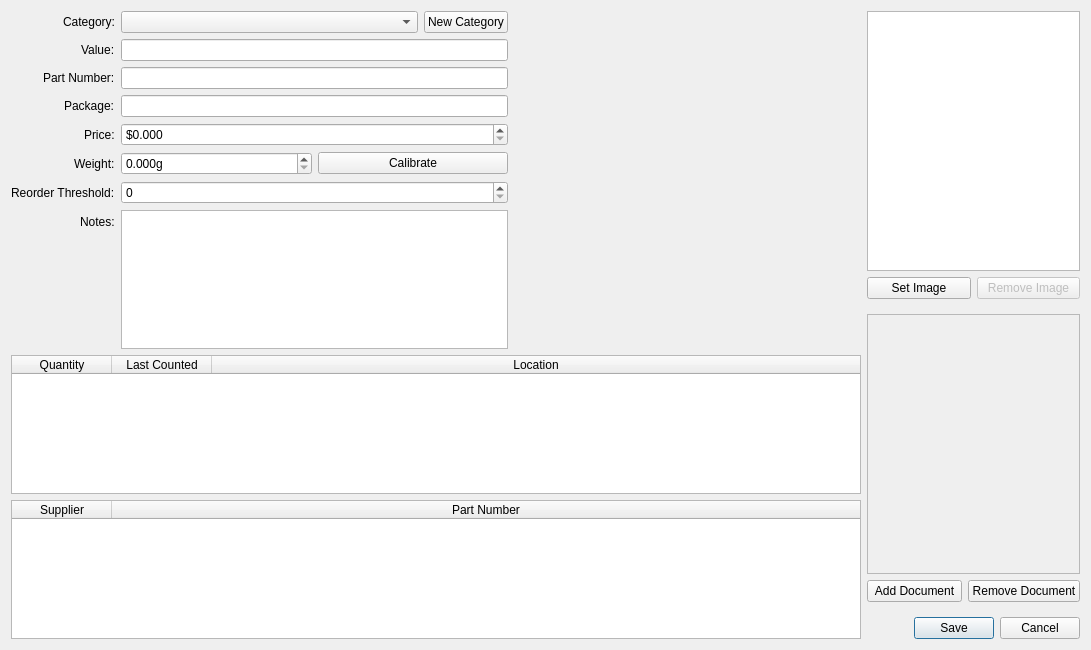
Old version of the form ui/dialog_part.ui in the repository jwjulien/inventory.
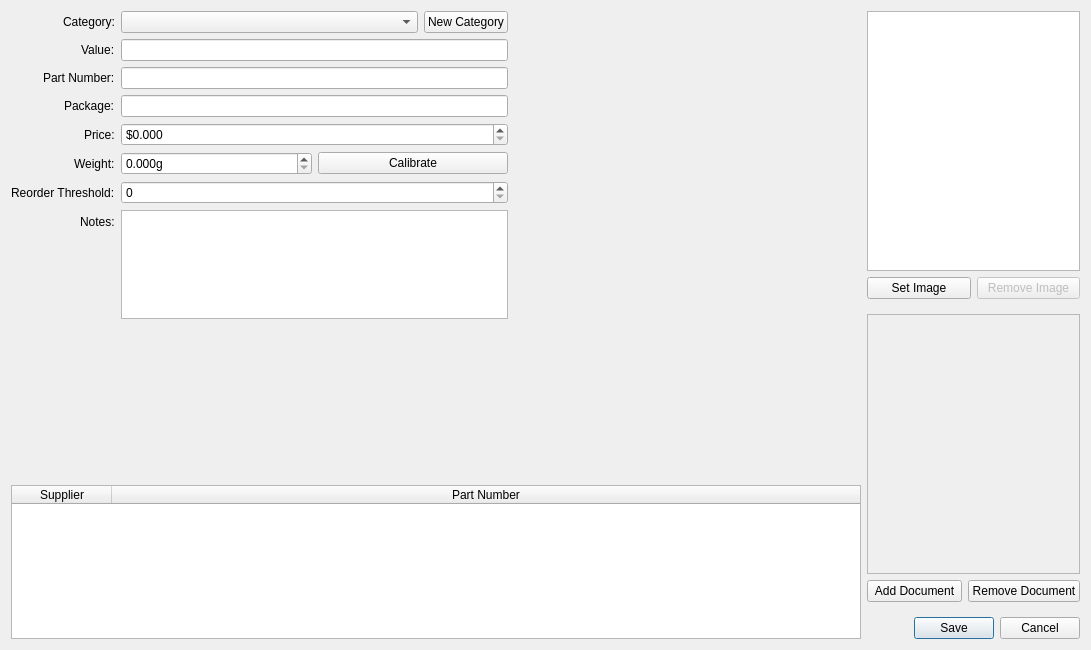
New version of the form. Custom widgets are drawn as their Qt base class.

Commit message: big update to allow location and parts to be mapped together

The edit to the form file:
```diff
--- a/ui/dialog_part.ui
+++ b/ui/dialog_part.ui
@@ -37,6 +37,12 @@
       </property>
       <item>
        <widget class="QWidget" name="top" native="true">
+        <property name="sizePolicy">
+         <sizepolicy hsizetype="Preferred" vsizetype="Preferred">
+          <horstretch>0</horstretch>
+          <verstretch>2</verstretch>
+         </sizepolicy>
+        </property>
         <layout class="QHBoxLayout" name="horizontalLayout_2">
          <property name="leftMargin">
           <number>0</number>
@@ -232,35 +238,23 @@
        </widget>
       </item>
       <item>
-       <widget class="QTableWidget" name="locations">
-        <property name="selectionBehavior">
-         <enum>QAbstractItemView::SelectRows</enum>
+       <widget class="LocationWidget" name="locations" native="true">
+        <property name="sizePolicy">
+         <sizepolicy hsizetype="Preferred" vsizetype="Preferred">
+          <horstretch>0</horstretch>
+          <verstretch>1</verstretch>
+         </sizepolicy>
         </property>
-        <attribute name="horizontalHeaderStretchLastSection">
-         <bool>true</bool>
-        </attribute>
-        <attribute name="verticalHeaderVisible">
-         <bool>false</bool>
-        </attribute>
-        <column>
-         <property name="text">
-          <string>Quantity</string>
-         </property>
-        </column>
-        <column>
-         <property name="text">
-          <string>Last Counted</string>
-         </property>
-        </column>
-        <column>
-         <property name="text">
-          <string>Location</string>
-         </property>
-        </column>
        </widget>
       </item>
       <item>
        <widget class="QTableWidget" name="suppliers">
+        <property name="sizePolicy">
+         <sizepolicy hsizetype="Expanding" vsizetype="Expanding">
+          <horstretch>0</horstretch>
+          <verstretch>1</verstretch>
+         </sizepolicy>
+        </property>
         <property name="selectionBehavior">
          <enum>QAbstractItemView::SelectRows</enum>
         </property>
@@ -422,6 +416,12 @@
    <header>inventory.gui.widgets.attributes</header>
    <container>1</container>
   </customwidget>
+  <customwidget>
+   <class>LocationWidget</class>
+   <extends>QWidget</extends>
+   <header>inventory.gui.widgets.location</header>
+   <container>1</container>
+  </customwidget>
  </customwidgets>
  <resources/>
  <connections>
```
The commit also changes 21 other files.
